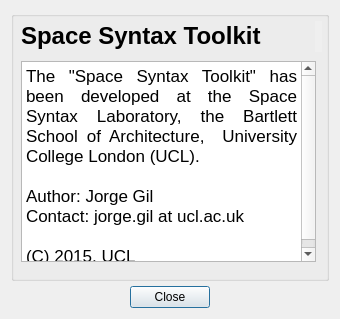
Qt form esstoolkit/ui_About.ui (SpaceGroupUCL/qgisSpaceSyntaxToolkit) before a commit.
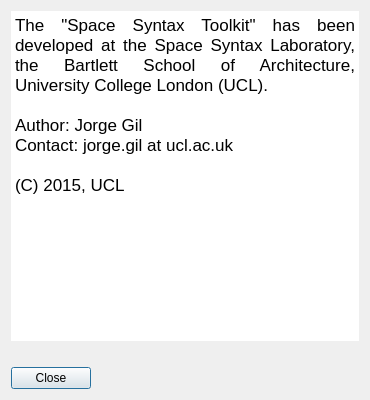
The same form after that commit.

What changed in the file:
```diff
--- a/esstoolkit/ui_About.ui
+++ b/esstoolkit/ui_About.ui
@@ -9,8 +9,8 @@
    <rect>
     <x>0</x>
     <y>0</y>
-    <width>340</width>
-    <height>319</height>
+    <width>370</width>
+    <height>400</height>
    </rect>
   </property>
   <property name="sizePolicy">
@@ -21,48 +21,36 @@
   </property>
   <property name="minimumSize">
    <size>
-    <width>340</width>
-    <height>319</height>
-   </size>
-  </property>
-  <property name="maximumSize">
-   <size>
-    <width>340</width>
-    <height>319</height>
+    <width>370</width>
+    <height>400</height>
    </size>
   </property>
   <property name="windowTitle">
    <string>Dialog</string>
   </property>
-  <layout class="QVBoxLayout" name="verticalLayout" stretch="8,1">
-   <property name="spacing">
-    <number>5</number>
-   </property>
-   <property name="sizeConstraint">
-    <enum>QLayout::SetDefaultConstraint</enum>
-   </property>
+  <layout class="QVBoxLayout" name="verticalLayout" stretch="0,0,0">
    <item>
-    <widget class="QGroupBox" name="groupBox">
-     <property name="sizePolicy">
-      <sizepolicy hsizetype="Preferred" vsizetype="Preferred">
-       <horstretch>0</horstretch>
-       <verstretch>0</verstretch>
-      </sizepolicy>
-     </property>
-     <property name="title">
-      <string/>
-     </property>
-     <widget class="QTextBrowser" name="messageText">
+    <widget class="QTextEdit" name="messageText">
       <property name="enabled">
        <bool>true</bool>
       </property>
-      <property name="geometry">
-       <rect>
-        <x>10</x>
-        <y>50</y>
-        <width>295</width>
-        <height>201</height>
-       </rect>
+     <property name="autoFillBackground">
+      <bool>false</bool>
+     </property>
+     <property name="frameShape">
+      <enum>QFrame::NoFrame</enum>
+     </property>
+     <property name="frameShadow">
+      <enum>QFrame::Plain</enum>
+     </property>
+     <property name="lineWidth">
+      <number>0</number>
+     </property>
+     <property name="undoRedoEnabled">
+      <bool>false</bool>
+     </property>
+     <property name="readOnly">
+      <bool>true</bool>
       </property>
       <property name="html">
        <string>&lt;!DOCTYPE HTML PUBLIC &quot;-//W3C//DTD HTML 4.0//EN&quot; &quot;http://www.w3.org/TR/REC-html40/strict.dtd&quot;&gt;
@@ -77,32 +65,6 @@
 &lt;p style=&quot; margin-top:0px; margin-bottom:0px; margin-left:0px; margin-right:0px; -qt-block-indent:0; text-indent:0px;&quot;&gt;&lt;span style=&quot; font-family:'Lucida Grande';&quot;&gt;(C) 2015, UCL&lt;/span&gt;&lt;/p&gt;&lt;/body&gt;&lt;/html&gt;</string>
       </property>
      </widget>
-     <widget class="QWidget" name="layoutWidget">
-      <property name="geometry">
-       <rect>
-        <x>10</x>
-        <y>10</y>
-        <width>301</width>
-        <height>31</height>
-       </rect>
-      </property>
-      <layout class="QHBoxLayout" name="horizontalLayout_2" stretch="1,0">
-       <item>
-        <widget class="QLabel" name="titleLabel">
-         <property name="font">
-          <font>
-           <pointsize>18</pointsize>
-           <weight>75</weight>
-           <bold>true</bold>
-          </font>
-         </property>
-         <property name="text">
-          <string>Space Syntax Toolkit</string>
-         </property>
-         <property name="textFormat">
-          <enum>Qt::RichText</enum>
-         </property>
-        </widget>
        </item>
        <item>
         <widget class="QLabel" name="logoLabel">
@@ -114,28 +76,6 @@
          </property>
         </widget>
        </item>
-      </layout>
-     </widget>
-    </widget>
-   </item>
-   <item>
-    <layout class="QHBoxLayout" name="horizontalLayout">
-     <property name="sizeConstraint">
-      <enum>QLayout::SetDefaultConstraint</enum>
-     </property>
-     <item>
-      <spacer name="horizontalSpacer">
-       <property name="orientation">
-        <enum>Qt::Horizontal</enum>
-       </property>
-       <property name="sizeHint" stdset="0">
-        <size>
-         <width>40</width>
-         <height>20</height>
-        </size>
-       </property>
-      </spacer>
-     </item>
      <item>
       <widget class="QPushButton" name="closeButton">
        <property name="sizePolicy">
@@ -148,21 +88,6 @@
         <string>Close</string>
        </property>
       </widget>
-     </item>
-     <item>
-      <spacer name="horizontalSpacer_2">
-       <property name="orientation">
-        <enum>Qt::Horizontal</enum>
-       </property>
-       <property name="sizeHint" stdset="0">
-        <size>
-         <width>40</width>
-         <height>20</height>
-        </size>
-       </property>
-      </spacer>
-     </item>
-    </layout>
    </item>
   </layout>
  </widget>
```
Left out of the diff: 2 changed lines with no effect on the pictures. Lines whose indentation alone changed are shown as unchanged.
